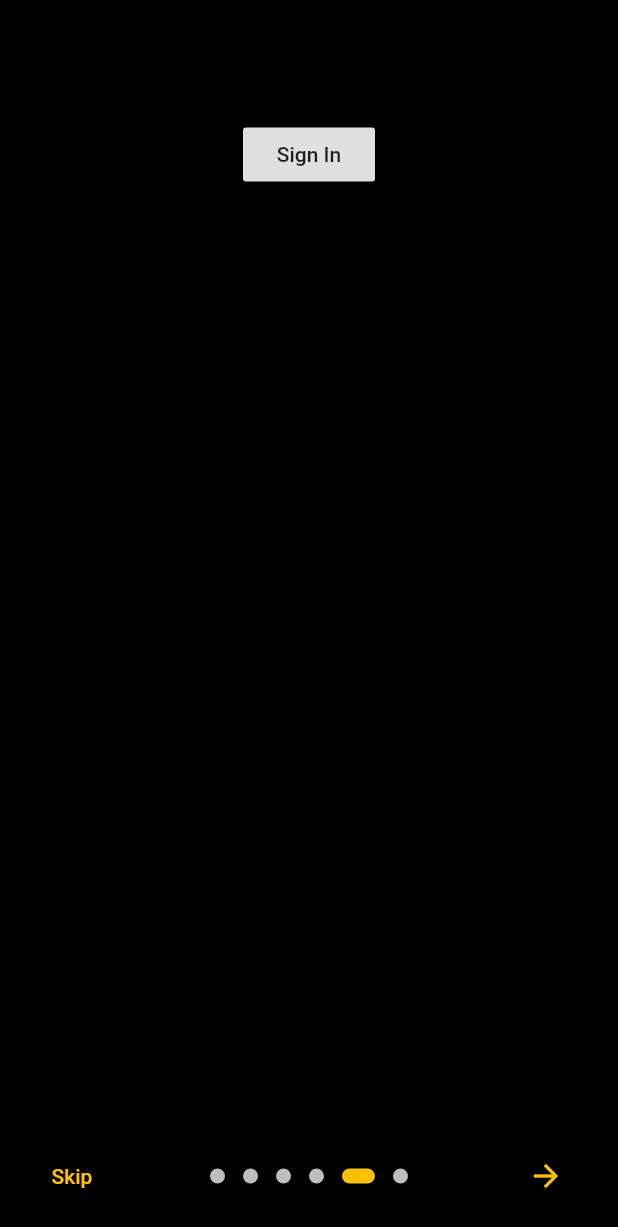
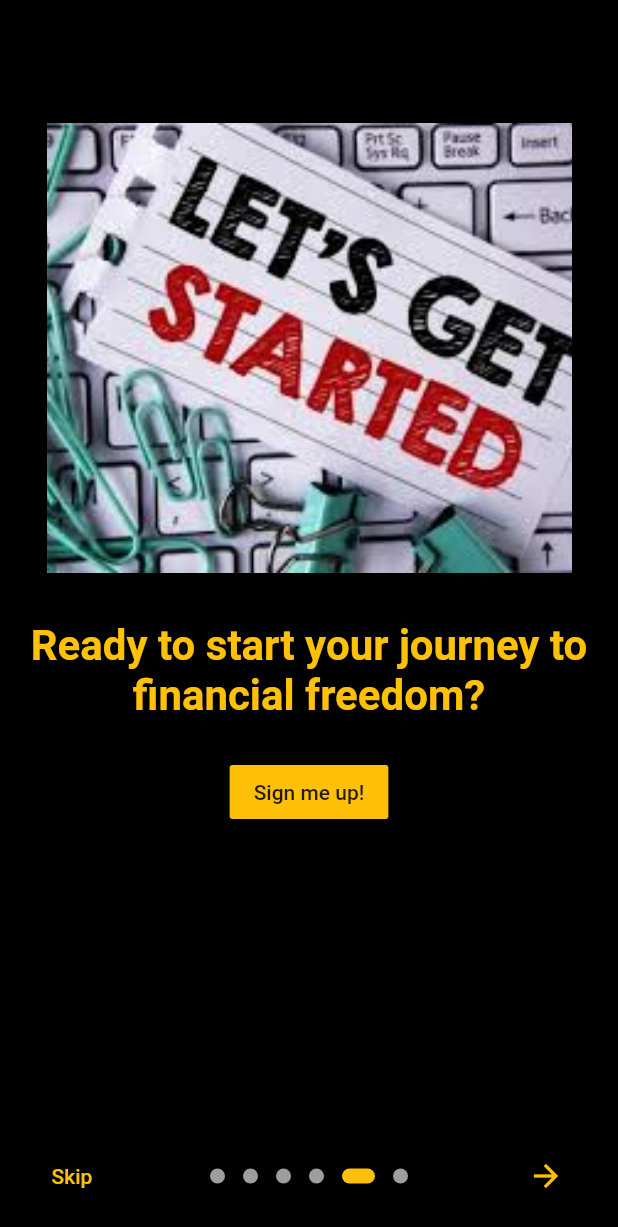
Before and after one commit to Apex-Finance/Finance-Main, a Flutter app: the screen it shows after launch, swiped to page 5, on a phone screen of 412 x 824 dp. Shown: the top 1227 px of the screen. Run offline on Flutter 3.47's test engine with Material 2 defaults, Android fonts, the phone set to English and light mode, and no system bars; drawn by our look-alikes of introduction_screen; our stand-ins replace auto_size_text, google_fonts, percent_indicator, shared_preferences; missing offline and left inert: keyboard_avoider.

Commit message:
Tweaked text, colors, and images of the Initial Walkthrough Screen to fit our overall Theme

```diff
--- a/Plutus/lib/screens/intro_screen.dart
+++ b/Plutus/lib/screens/intro_screen.dart
@@ -20,19 +20,28 @@ class _OnBoardingPageState extends State<OnBoardingPage> {
 
   Widget _buildImage(String assetName) {
     return Align(
-      child: Image.asset('images/$assetName.jpg', width: 350.0),
+      child: Image.asset(
+        'images/$assetName',
+        height: 300,
+        width: 350.0,
+        fit: BoxFit.cover,
+      ),
       alignment: Alignment.bottomCenter,
     );
   }
 
   @override
   Widget build(BuildContext context) {
-    const bodyStyle = TextStyle(fontSize: 19.0);
+    const bodyStyle = TextStyle(
+      fontSize: 19.0,
+      color: Colors.amber,
+    );
     const pageDecoration = const PageDecoration(
-      titleTextStyle: TextStyle(fontSize: 28.0, fontWeight: FontWeight.w700),
+      titleTextStyle: TextStyle(
+          fontSize: 28.0, fontWeight: FontWeight.w700, color: Colors.amber),
       bodyTextStyle: bodyStyle,
       descriptionPadding: EdgeInsets.fromLTRB(16.0, 0.0, 16.0, 16.0),
-      pageColor: Colors.white,
+      pageColor: Colors.black,
       imagePadding: EdgeInsets.zero,
     );
 
@@ -42,53 +51,58 @@ class _OnBoardingPageState extends State<OnBoardingPage> {
         PageViewModel(
           title: "Welcome to Plutus",
           body: "Plutus helps you take control of your finances with ease.",
-          image: _buildImage('83667a8005313ca195808d9262b91586'),
+          image: _buildImage('83667a8005313ca195808d9262b91586.jpg'),
           decoration: pageDecoration,
         ),
         PageViewModel(
           title: "Create a Budget",
-          body: "Creating a budget...",
-          image: _buildImage('budget-image'),
+          body:
+              "Whether you're planning out next month's expenses or thinking about your next vacation, Plutus helps all your budgeting needs.",
+          image: _buildImage('budget-image.jpg'),
           decoration: pageDecoration,
         ),
         PageViewModel(
           title: "Manage Transactions",
-          body: "Stay on top of your expenses with Plutus...",
-          //image: _buildImage(
-          //'pos-terminal-financial-transactions-operation-payment-credit-card-hands-hold-phone-attachment-cash-money-100337825'),
+          body:
+              "Stay on top of your expenses with Plutus. Know exactly what and where you spent your money.",
+          image: _buildImage(
+              'Keep-Track-of-the-Financial-Transactions-Within-Komet_1080x.png'),
           decoration: pageDecoration,
         ),
         PageViewModel(
           title: "Set a goal",
-          body: "Saving up for that shiny new car? Plutus can help...",
-          image: _buildImage('financial-goals-icons-600w-1118707967'),
+          body:
+              "Saving up for that shiny new car? Plutus can help you set aside funds for that item and keep track of how close you are to achieving that goal.",
+          image: _buildImage('financial-goals-icons-600w-1118707967.jpg'),
           decoration: pageDecoration,
         ),
         PageViewModel(
-          title: "Login Page",
+          title: "Ready to start your journey to financial freedom?",
           bodyWidget: RaisedButton(
-            child: Text('Sign In'),
+            child: Text('Sign me up!'),
             onPressed: () =>
                 Navigator.of(context).pushNamed(AuthScreen.routeName),
+            color: Colors.amber,
           ),
+          image: _buildImage('lets get started.jpg'),
+          decoration: pageDecoration,
         ),
         PageViewModel(
           title: "Want to manually create a budget?",
-          body: "Let's get started",
-          image: _buildImage('lets get started'),
-          footer: RaisedButton(
+          bodyWidget: RaisedButton(
             onPressed: () {
               introKey.currentState?.animateScroll(0);
             },
             child: const Text(
               'Create a Budget',
-              style: TextStyle(color: Colors.white),
+              style: TextStyle(color: Colors.black),
             ),
-            color: Colors.lightBlue,
+            color: Colors.amber,
             shape: RoundedRectangleBorder(
               borderRadius: BorderRadius.circular(8.0),
             ),
           ),
+          image: _buildImage('Budgeting Methods_Banner.png'),
           decoration: pageDecoration,
         ),
       ],
@@ -101,8 +115,9 @@ class _OnBoardingPageState extends State<OnBoardingPage> {
       next: const Icon(Icons.arrow_forward),
       done: const Text('Done', style: TextStyle(fontWeight: FontWeight.w600)),
       dotsDecorator: const DotsDecorator(
+        activeColor: Colors.amber,
         size: Size(10.0, 10.0),
-        color: Color(0xFFBDBDBD),
+        color: Colors.grey,
         activeSize: Size(22.0, 10.0),
         activeShape: RoundedRectangleBorder(
           borderRadius: BorderRadius.all(Radius.circular(25.0)),
```
Also changed, not shown: Plutus/images/Budgeting Methods_Banner.png (added), Plutus/images/Keep-Track-of-the-Financial-Transactions-Within-Komet_1080x.png (added).
